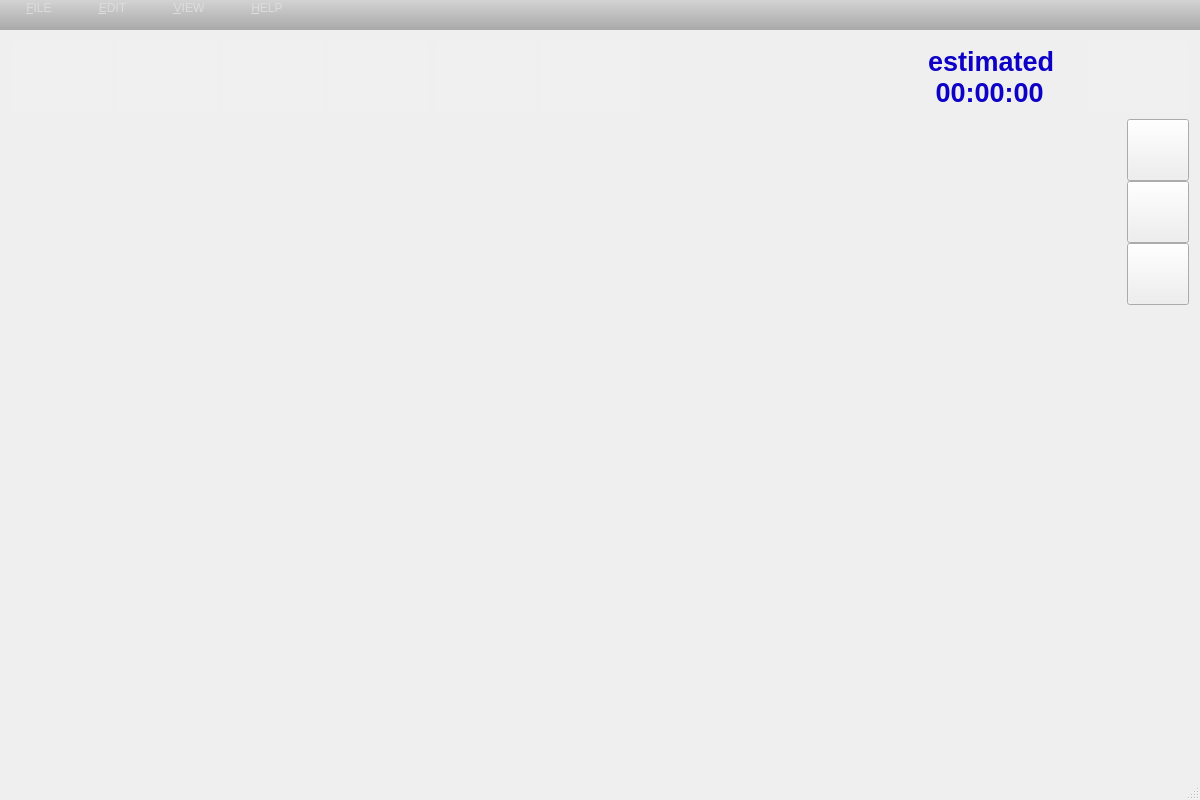
This is Gorld3D/Gorld3D.ui in KuRRe8/Gorld3D as Qt 5 draws it before an edit. The edited form follows.
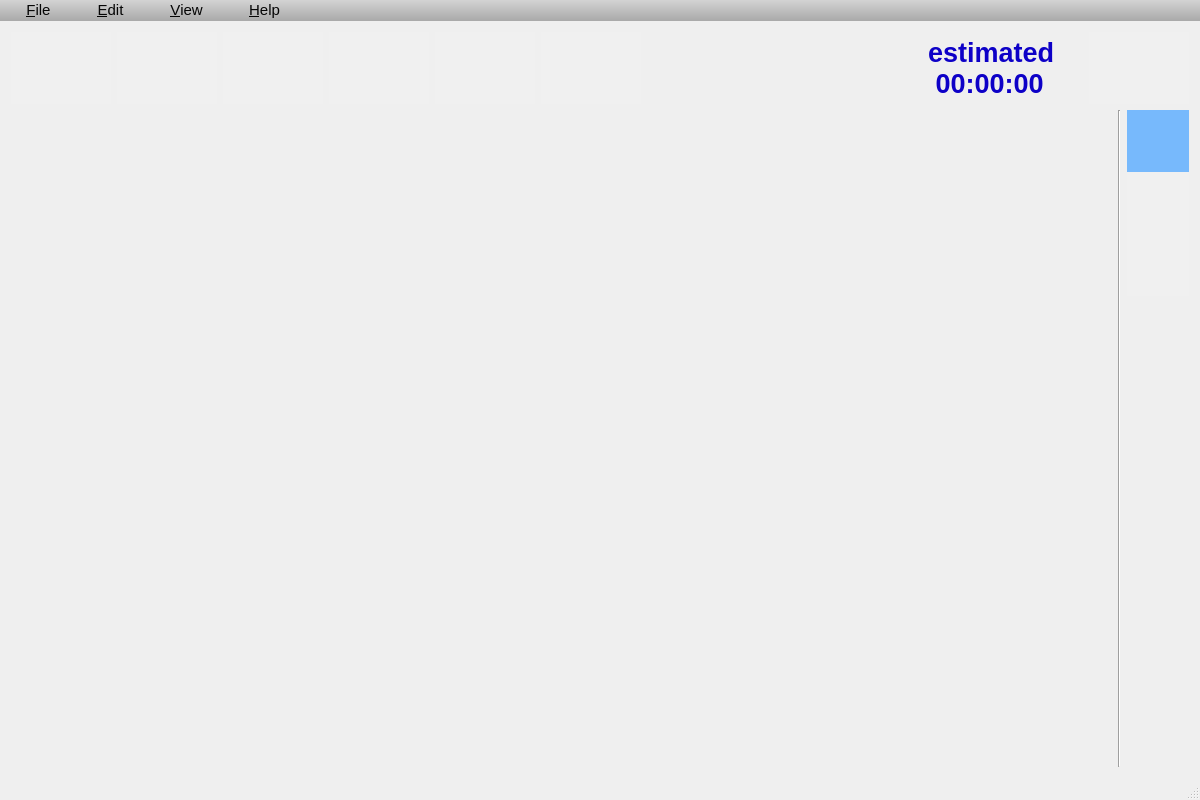
This is the edited form. Icons and pictures are not drawn.

Patch:
```diff
--- a/Gorld3D/Gorld3D.ui
+++ b/Gorld3D/Gorld3D.ui
@@ -282,7 +282,23 @@
        </layout>
       </item>
       <item>
-       <spacer name="horizontalSpacer_1_1">
+       <widget class="QLabel" name="label_1_3">
+        <property name="statusTip">
+         <string>Chinese Academy of Sciences</string>
+        </property>
+        <property name="layoutDirection">
+         <enum>Qt::LeftToRight</enum>
+        </property>
+        <property name="text">
+         <string/>
+        </property>
+        <property name="pixmap">
+         <pixmap>image/cas1.png</pixmap>
+        </property>
+       </widget>
+      </item>
+      <item>
+       <spacer name="horizontalSpacer_1_4">
         <property name="orientation">
          <enum>Qt::Horizontal</enum>
         </property>
@@ -457,6 +473,9 @@
           <height>16777215</height>
          </size>
         </property>
+        <property name="styleSheet">
+         <string notr="true"/>
+        </property>
         <property name="currentIndex">
          <number>1</number>
         </property>
@@ -464,6 +483,13 @@
         <widget class="QWidget" name="page_6"/>
        </widget>
       </item>
+      <item>
+       <widget class="Line" name="line">
+        <property name="orientation">
+         <enum>Qt::Vertical</enum>
+        </property>
+       </widget>
+      </item>
       <item>
        <widget class="QWidget" name="widget_2_2_infobuttoncontainer" native="true">
         <property name="sizePolicy">
@@ -484,6 +510,9 @@
           <height>16777215</height>
          </size>
         </property>
+        <property name="styleSheet">
+         <string notr="true"/>
+        </property>
         <widget class="QPushButton" name="jobinfo_pushButton">
          <property name="geometry">
           <rect>
@@ -499,6 +528,17 @@
            <verstretch>0</verstretch>
           </sizepolicy>
          </property>
+         <property name="styleSheet">
+          <string notr="true">QPushButton{background-color:rgb(119, 185, 252);
+color: white;
+/*border-radius:10px;
+border: 2px groove gray;*/
+border-style: outset;}
+QPushButton:hover{background-color:rgb(119, 185, 252);
+color: black;}
+QPushButton:pressed{background-color:rgb(119, 185, 252);}
+</string>
+         </property>
          <property name="text">
           <string/>
          </property>
@@ -508,8 +548,8 @@
          </property>
          <property name="iconSize">
           <size>
-           <width>61</width>
-           <height>61</height>
+           <width>30</width>
+           <height>30</height>
           </size>
          </property>
         </widget>
@@ -522,6 +562,20 @@
            <height>62</height>
           </rect>
          </property>
+         <property name="autoFillBackground">
+          <bool>false</bool>
+         </property>
+         <property name="styleSheet">
+          <string notr="true">QPushButton{background-color:rgb(240,240,240);
+color: white;
+/*border-radius:10px;
+border: 2px groove gray;*/
+border-style: outset;}
+QPushButton:hover{background-color:rgb(229,241,251);
+color: black;}
+QPushButton:pressed{background-color:rgb(119, 185, 252);}
+</string>
+         </property>
          <property name="text">
           <string/>
          </property>
@@ -531,8 +585,8 @@
          </property>
          <property name="iconSize">
           <size>
-           <width>62</width>
-           <height>62</height>
+           <width>30</width>
+           <height>30</height>
           </size>
          </property>
         </widget>
@@ -551,6 +605,17 @@
            <verstretch>0</verstretch>
           </sizepolicy>
          </property>
+         <property name="styleSheet">
+          <string notr="true">QPushButton{background-color:rgb(240,240,240);
+color: white;
+/*border-radius:10px;
+border: 2px groove gray;*/
+border-style: outset;}
+QPushButton:hover{background-color:rgb(229,241,251);
+color: black;}
+QPushButton:pressed{background-color:rgb(119, 185, 252);}
+</string>
+         </property>
          <property name="text">
           <string/>
          </property>
@@ -560,8 +625,8 @@
          </property>
          <property name="iconSize">
           <size>
-           <width>62</width>
-           <height>62</height>
+           <width>30</width>
+           <height>30</height>
           </size>
          </property>
         </widget>
@@ -577,7 +642,7 @@
      <x>0</x>
      <y>0</y>
      <width>1200</width>
-     <height>30</height>
+     <height>23</height>
     </rect>
    </property>
    <property name="sizePolicy">
@@ -589,7 +654,7 @@
    <property name="minimumSize">
     <size>
      <width>255</width>
-     <height>30</height>
+     <height>21</height>
     </size>
    </property>
    <property name="maximumSize">
@@ -604,9 +669,9 @@
       <colorrole role="WindowText">
        <brush brushstyle="SolidPattern">
         <color alpha="255">
-         <red>220</red>
-         <green>220</green>
-         <blue>220</blue>
+         <red>5</red>
+         <green>5</green>
+         <blue>5</blue>
         </color>
        </brush>
       </colorrole>
@@ -633,18 +698,18 @@
       <colorrole role="Text">
        <brush brushstyle="SolidPattern">
         <color alpha="255">
-         <red>220</red>
-         <green>220</green>
-         <blue>220</blue>
+         <red>5</red>
+         <green>5</green>
+         <blue>5</blue>
         </color>
        </brush>
       </colorrole>
       <colorrole role="ButtonText">
        <brush brushstyle="SolidPattern">
         <color alpha="255">
-         <red>220</red>
-         <green>220</green>
-         <blue>220</blue>
+         <red>5</red>
+         <green>5</green>
+         <blue>5</blue>
         </color>
        </brush>
       </colorrole>
@@ -691,9 +756,9 @@
       <colorrole role="PlaceholderText">
        <brush brushstyle="NoBrush">
         <color alpha="128">
-         <red>220</red>
-         <green>220</green>
-         <blue>220</blue>
+         <red>5</red>
+         <green>5</green>
+         <blue>5</blue>
         </color>
        </brush>
       </colorrole>
@@ -702,9 +767,9 @@
       <colorrole role="WindowText">
        <brush brushstyle="SolidPattern">
         <color alpha="255">
-         <red>220</red>
-         <green>220</green>
-         <blue>220</blue>
+         <red>5</red>
+         <green>5</green>
+         <blue>5</blue>
         </color>
        </brush>
       </colorrole>
@@ -731,18 +796,18 @@
       <colorrole role="Text">
        <brush brushstyle="SolidPattern">
         <color alpha="255">
-         <red>220</red>
-         <green>220</green>
-         <blue>220</blue>
+         <red>5</red>
+         <green>5</green>
+         <blue>5</blue>
         </color>
        </brush>
       </colorrole>
       <colorrole role="ButtonText">
        <brush brushstyle="SolidPattern">
         <color alpha="255">
-         <red>220</red>
-         <green>220</green>
-         <blue>220</blue>
+         <red>5</red>
+         <green>5</green>
+         <blue>5</blue>
         </color>
        </brush>
       </colorrole>
@@ -789,9 +854,9 @@
       <colorrole role="PlaceholderText">
        <brush brushstyle="NoBrush">
         <color alpha="128">
-         <red>220</red>
-         <green>220</green>
-         <blue>220</blue>
+         <red>5</red>
+         <green>5</green>
+         <blue>5</blue>
         </color>
        </brush>
       </colorrole>
@@ -800,9 +865,9 @@
       <colorrole role="WindowText">
        <brush brushstyle="SolidPattern">
         <color alpha="255">
-         <red>220</red>
-         <green>220</green>
-         <blue>220</blue>
+         <red>5</red>
+         <green>5</green>
+         <blue>5</blue>
         </color>
        </brush>
       </colorrole>
@@ -829,18 +894,18 @@
       <colorrole role="Text">
        <brush brushstyle="SolidPattern">
         <color alpha="255">
-         <red>220</red>
-         <green>220</green>
-         <blue>220</blue>
+         <red>5</red>
+         <green>5</green>
+         <blue>5</blue>
         </color>
        </brush>
       </colorrole>
       <colorrole role="ButtonText">
        <brush brushstyle="SolidPattern">
         <color alpha="255">
-         <red>220</red>
-         <green>220</green>
-         <blue>220</blue>
+         <red>5</red>
+         <green>5</green>
+         <blue>5</blue>
         </color>
        </brush>
       </colorrole>
@@ -887,27 +952,32 @@
       <colorrole role="PlaceholderText">
        <brush brushstyle="NoBrush">
         <color alpha="128">
-         <red>220</red>
-         <green>220</green>
-         <blue>220</blue>
+         <red>5</red>
+         <green>5</green>
+         <blue>5</blue>
         </color>
        </brush>
       </colorrole>
      </disabled>
     </palette>
    </property>
+   <property name="font">
+    <font>
+     <pointsize>11</pointsize>
+    </font>
+   </property>
    <property name="layoutDirection">
     <enum>Qt::LeftToRight</enum>
    </property>
    <property name="styleSheet">
     <string notr="true">QMenuBar {
 	background-color:qlineargradient(x1:0, y1:0, x2:0, y2:1,stop:0 lightgray, stop:1 darkgray);
-	color:rgb(220,220,220);
+	color:rgb(5,5,5);
 }
 
 QMenuBar::item {
 	/* 条目之间的距离 */
-	spacing:10px;
+	spacing:30px;
 	
 	/* 条目内边框 */
 	padding:1 20px;
@@ -917,7 +987,15 @@
 	
 	/* 倒角 */
 	border-radius:4px;
-}</string>
+}  
+
+QMenuBar::item:selected { /* when selected using mouse or keyboard */
+      background: #a8a8a8;
+  }
+
+  QMenuBar::item:pressed {
+      background: #888888;
+  }</string>
    </property>
    <widget class="QMenu" name="menuFiles">
     <property name="geometry">
@@ -967,7 +1045,7 @@
 }</string>
     </property>
     <property name="title">
-     <string>&amp;FILE</string>
+     <string>&amp;File</string>
     </property>
     <addaction name="actionNew_2"/>
     <addaction name="actionOpen"/>
@@ -983,7 +1061,7 @@
    </widget>
    <widget class="QMenu" name="menuEDIT">
     <property name="title">
-     <string>&amp;EDIT</string>
+     <string>&amp;Edit</string>
     </property>
     <addaction name="actionUndo"/>
     <addaction name="actionRedo"/>
@@ -998,7 +1076,7 @@
    </widget>
    <widget class="QMenu" name="menuVIEW">
     <property name="title">
-     <string>&amp;VIEW</string>
+     <string>&amp;View</string>
     </property>
     <addaction name="actionAdapt_All"/>
     <addaction name="actionAdapt_Selection"/>
@@ -1030,8 +1108,13 @@
       <height>16777215</height>
      </size>
     </property>
+    <property name="font">
+     <font>
+      <pointsize>9</pointsize>
+     </font>
+    </property>
     <property name="title">
-     <string>&amp;HELP</string>
+     <string>&amp;Help</string>
     </property>
     <addaction name="actionAbout"/>
     <addaction name="actionManual"/>
```
Left out of the diff: 20 changed lines with no effect on the pictures.
